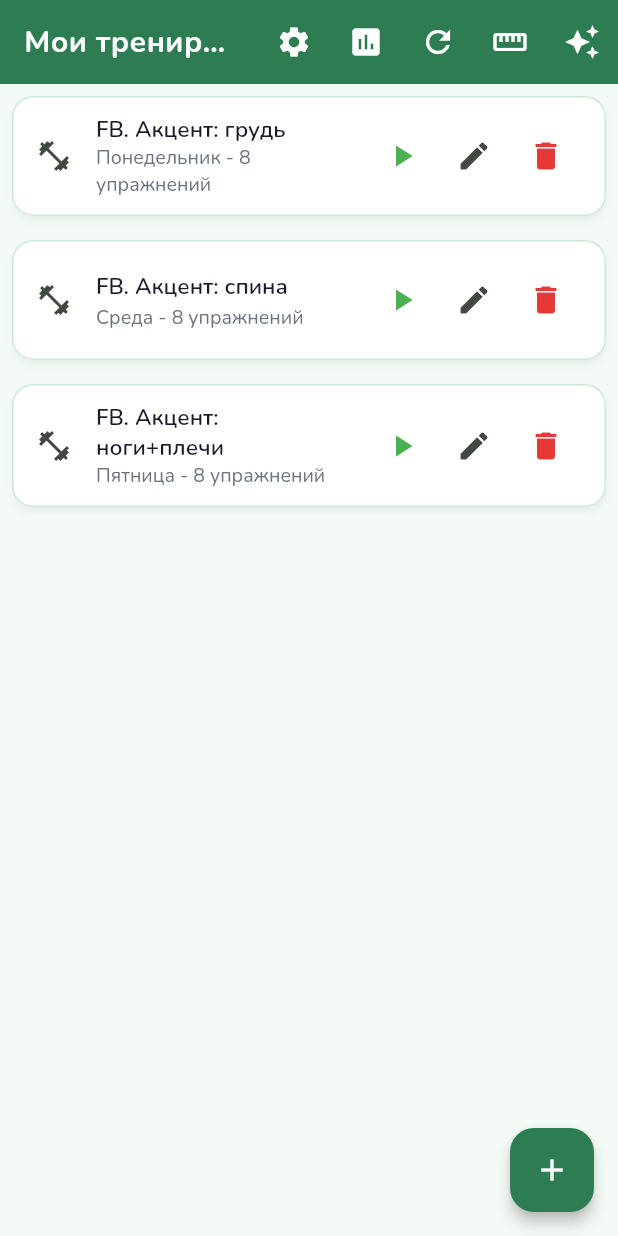
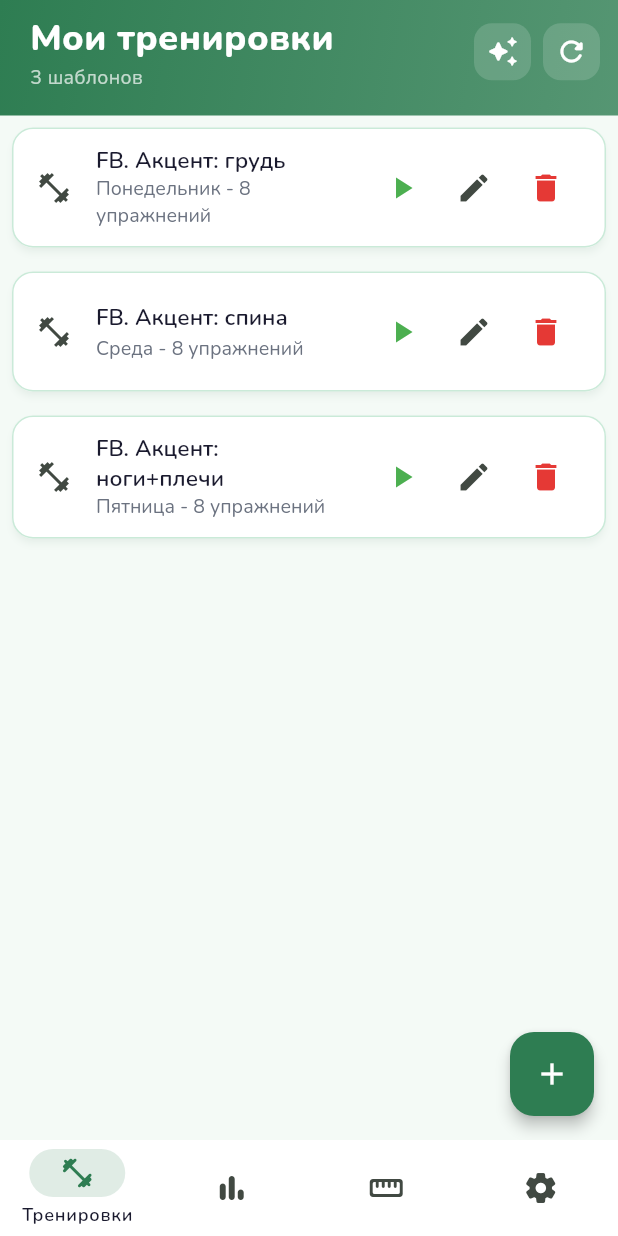
Before and after one commit to isJustDen/training_app, a Flutter app: the screen it shows after launch, on a phone screen of 412 x 824 dp. Run offline on Flutter 3.47's test engine with Material 3 defaults, Android fonts, the phone set to English and light mode, and no system bars; our stand-ins replace audioplayers, flutter_local_notifications, google_fonts, image_picker, shared_preferences.

Commit message:
Feature: Было сделано удобное расположение кнопок, главная страница тренировок теперь выделяется, добавлены свайпы для перемещения между вкладками

```diff
--- a/lib/main.dart
+++ b/lib/main.dart
@@ -8,6 +8,7 @@ import 'package:flutter/material.dart';
 import 'screens/templates_screen.dart';
 import 'package:provider/provider.dart';
 import 'providers/settings_provider.dart';
+import 'screens/home_screen.dart';
 
 // ГЛАВНАЯ ФУНКЦИЯ
 void main() async{
@@ -45,7 +46,7 @@ class WorkoutApp extends StatelessWidget {
         : ThemeMode.light,
       home: SplashScreen(
           onInit: _initializeApp,
-          nextScreen: const TemplatesScreen(),
+          nextScreen: const HomeScreen(),
       ),
       debugShowCheckedModeBanner: false,
     );
--- /dev/null
+++ b/lib/screens/home_screen.dart
@@ -0,0 +1,152 @@
+//screens/home_screen.dart
+
+import 'package:flutter/material.dart';
+import 'package:flutter/services.dart';
+import 'templates_screen.dart';
+import 'stats_screen.dart';
+import 'measurements_screen.dart';
+import 'settings_screen.dart';
+import '../models/exercise.dart';
+import '../services/storage_service.dart';
+
+// ГЛАВНЫЙ ЭКРАН
+class HomeScreen  extends StatefulWidget{
+  const HomeScreen({super.key});
+
+  @override
+  State<HomeScreen> createState() => _HomeScreenState();
+}
+
+class _HomeScreenState extends State<HomeScreen>
+  with TickerProviderStateMixin {
+
+  // ИНДЕКС ТЕКУЩЕЙ ВКЛАДКИ
+  int _currentIndex = 0;
+
+  late PageController _pageController;   // PageController управляет PageView — позволяет свайпать между страницами
+
+  // AnimationController для анимации появления элементов
+  late AnimationController _fabAnimController;
+  late Animation<double> _fabScale;
+
+  // ДАННЫЕ для передачи в StatsScreen
+  List<Exercise> _allExercises = [];
+
+  @override
+  void initState() {
+    super.initState();
+
+    // PageController с начальной страницей 0
+    _pageController = PageController(initialPage: 0);
+
+    // Анимация FAB — появляется с пружинным эффектом
+    _fabAnimController = AnimationController(
+      vsync: this,
+      duration: const Duration(milliseconds: 400),
+    );
+    _fabScale = CurvedAnimation(
+        parent: _fabAnimController,
+        curve: Curves.elasticOut);
+    _fabAnimController.forward();
+
+    _loadExercises();
+  }
+
+  @override
+  void dispose() {
+    _pageController.dispose();
+    _fabAnimController.dispose();
+    super.dispose();
+  }
+
+  // ЗАГРУЖАЕМ УПРАЖНЕНИЯ ДЛЯ СТАТИСТИКИ
+  Future<void> _loadExercises() async {
+    final templates = await StorageService.loadTemplates();
+    final all = <String, Exercise>{};
+    for (var t in templates) {
+      for (var e in t.exercises) {
+        all.putIfAbsent(e.name, () => e);
+      }
+    }
+    if (mounted) setState(() => _allExercises = all.values.toList());
+  }
+
+  // ПЕРЕКЛЮЧЕНИЕ ВКЛАДКИ — синхронизирует NavigationBar и PageView
+  void _onTabChanged (int index){
+    setState(() => _currentIndex = index);
+
+    // animateToPage — плавный переход с анимацией
+    _pageController.animateToPage(index, duration: const Duration(milliseconds: 350), curve: Curves.easeInOut,
+    );
+
+    // Лёгкая вибрация при переключении вкладки
+    HapticFeedback.selectionClick();
+  }
+
+  // КОНФИГУРАЦИЯ ВКЛАДОК
+  static const _tabs = [
+    _TabConfig(icon: Icons.fitness_center_rounded,  label: 'Тренировки'),
+    _TabConfig(icon: Icons.bar_chart_rounded,       label: 'Статистика'),
+    _TabConfig(icon: Icons.straighten_rounded,      label: 'Замеры'),
+    _TabConfig(icon: Icons.settings_rounded,        label: 'Настройки'),
+  ];
+
+  @override
+  Widget build (BuildContext context){
+    final colorScheme = Theme.of(context).colorScheme;
+
+    return Scaffold(
+      // Убираем стандартный AppBar — у каждой вкладки свой
+      body: PageView(
+        controller: _pageController,
+        // onPageChanged — срабатывает при свайпе, синхронизирует NavigationBar
+        onPageChanged: (index) => setState(() => _currentIndex = index),
+        children: [
+          // ВКЛАДКА 1: ТРЕНИРОВКИ
+          const TemplatesScreen(),
+
+          // ВКЛАДКА 2: СТАТИСТИКА
+          StatsScreen(currentExercises: _allExercises),
+
+          // ВКЛАДКА 3: ЗАМЕРЫ
+          const MeasurementsScreen(),
+
+          // ВКЛАДКА 4: НАСТРОЙКИ
+          const SettingsScreen(),
+        ],
+      ),
+
+      // НИЖНЯЯ НАВИГАЦИЯ — Material 3 NavigationBar
+      bottomNavigationBar: _buildNavigationBar(colorScheme),
+    );
+  }
+
+  Widget _buildNavigationBar(ColorScheme colorScheme){
+    return NavigationBar(
+        selectedIndex: _currentIndex, //текущая активная вкладка
+        onDestinationSelected: _onTabChanged,
+
+        //Стиль виджета
+        height: 64,
+        elevation: 0,
+        backgroundColor: colorScheme.surface,
+        indicatorColor: colorScheme.primary.withOpacity(0.15),
+        surfaceTintColor: Colors.transparent,
+
+        labelBehavior: NavigationDestinationLabelBehavior.onlyShowSelected,//показывать подписи только у активной вкладки
+
+        destinations: _tabs.map((tab) => NavigationDestination(
+            icon: Icon(tab.icon, color: colorScheme.onSurfaceVariant),
+            selectedIcon: Icon(tab.icon, color: colorScheme.primary),
+            label: tab.label
+        )).toList(),
+    );
+  }
+}
+
+// ВСПОМОГАТЕЛЬНЫЙ КЛАСС — конфигурация одной вкладки
+class _TabConfig{
+  final IconData icon;
+  final String label;
+  const _TabConfig({required this.icon, required this.label});
+}
--- a/lib/screens/templates_screen.dart
+++ b/lib/screens/templates_screen.dart
@@ -65,60 +65,120 @@ class _TemplatesScreenState extends State<TemplatesScreen> {
   @override
   Widget build(BuildContext context) {
     return Scaffold(
-      appBar: AppBar(
-        title: const Text('Мои тренировки'),
-        centerTitle: true,
-        actions: [
-          // КНОПКА НАСТРОЕК
-          IconButton(
-              onPressed: () {
-                Navigator.push(
-                  context,
-                  MaterialPageRoute(
-                      builder: (context) => const SettingsScreen(),
+      body: Column(
+        children: [
+          _buildHeader(),
+          Expanded(child: _buildContent()),
+        ],
       ),
+      floatingActionButton: _buildAddButton(),
     );
-              },
-              icon: const Icon(Icons.settings),
-              tooltip: 'Настройка',
+  }
+
+  // НОВЫЙ КРАСИВЫЙ ХЕДЕР вместо AppBar
+  Widget _buildHeader() {
+    final colorScheme = Theme.of(context).colorScheme;
+
+    return Container(
+      decoration: BoxDecoration(
+        gradient: LinearGradient(
+            begin: Alignment.topLeft,
+            end: Alignment.bottomRight,
+            colors: [
+              colorScheme.primary,
+              colorScheme.primary.withOpacity(0.8)
+            ],
+        ),
+      ),
+      child: SafeArea(
+        bottom: false,
+          child: Padding(
+              padding: const EdgeInsetsGeometry.fromLTRB(20, 8, 12, 16),
+            child: Column(
+              crossAxisAlignment: CrossAxisAlignment.start,
+              children: [
+                // СТРОКА: Заголовок + кнопки действий
+                Row(
+                  children: [
+                    // ЗАГОЛОВОК
+                    Expanded(
+                        child: Column(
+                          crossAxisAlignment: CrossAxisAlignment.start,
+                          children: [
+                            Text(
+                              'Мои тренировки',
+                              style: TextStyle(
+                                fontSize: 24,
+                                fontWeight: FontWeight.w800,
+                                color: Colors.white,
+                              ),
+                            ),
+                            Text(
+                              '${_templates.length} шаблонов',
+                              style: TextStyle(
+                                fontSize: 13,
+                                color: Colors.white.withOpacity(0.7),
+                                fontWeight: FontWeight.w400,
+                              ),
+                            ),
+                          ],
+                        ),
                     ),
 
-          // КНОПКА СТАТИСТИКИ
-          IconButton(
-            onPressed: () => _openStats(),
-            icon: const Icon(Icons.assessment),
-            tooltip: 'Статистика',
+                    // КНОПКИ ДЕЙСТВИЙ в хедере
+                    _buildHeaderAction(
+                      icon: Icons.auto_awesome_rounded,
+                      tooltip: 'Генератор',
+                      onTap: _openGenerator,
                     ),
 
-          // КНОПКА ОБНОВЛЕНИЯ
-          IconButton(
-              onPressed: _loadTemplates,
-              icon: const Icon(Icons.refresh),
+                    SizedBox(width: 8),
+
+                    _buildHeaderAction(
+                      icon: Icons.refresh_rounded,
                       tooltip: 'Обновить',
-          ),
-          //Временная кнопка замеров
-          IconButton(
-            onPressed: () => Navigator.push(context, MaterialPageRoute(builder: (_) => const MeasurementsScreen())),
-            icon: Icon(Icons.straighten),
-              tooltip: 'Замеры'),
-          //ГЕНЕРАТОР ТРЕНИРОВКИ
-          IconButton(
-            onPressed: () async {
-              final newTemplate = await Navigator.push<WorkoutTemplate>(
-                context,
-                MaterialPageRoute(builder: (_) => const WorkoutGeneratorScreen()),
-              );
-              if(newTemplate != null) _loadTemplates();
-            },
-            icon: const Icon(Icons.auto_awesome),
-            tooltip: 'Генератор тренировки',
+                      onTap: _loadTemplates,
                     ),
 
                   ],
                 ),
-      body: _buildContent(),
-      floatingActionButton: _buildAddButton(),
+              ],
+            ),
+          ),
+      ),
     );
+  }
+
+  // КНОПКА В ХЕДЕРЕ — полупрозрачная
+  Widget _buildHeaderAction({
+    required IconData icon,
+    required String tooltip,
+    required VoidCallback onTap,
+  }) {
+    return Tooltip(
+      message: tooltip,
+      child: InkWell(
+        onTap: onTap,
+        borderRadius: BorderRadius.circular(12),
+        child: Container(
+          padding: const EdgeInsets.all(8),
+          decoration: BoxDecoration(
+            color: Colors.white.withOpacity(0.15),
+            borderRadius: BorderRadius.circular(12),
+          ),
+          child: Icon(icon, color: Colors.white, size: 22),
+        ),
+      ),
+    );
+  }
+
+  // МЕТОД ГЕНЕРАТОРА
+  void _openGenerator() async {
+    final newTemplate = await Navigator.push<WorkoutTemplate>(
+      context,
+      MaterialPageRoute(builder: (_)=> const WorkoutGeneratorScreen()),
+    );
+    if(newTemplate != null) _loadTemplates();
   }
 
   // ПОСТРОЕНИЕ КОНТЕНТА В ЗАВИСИМОСТИ ОТ СОСТОЯНИЯ
```
Lines whose indentation alone changed are shown as unchanged.
